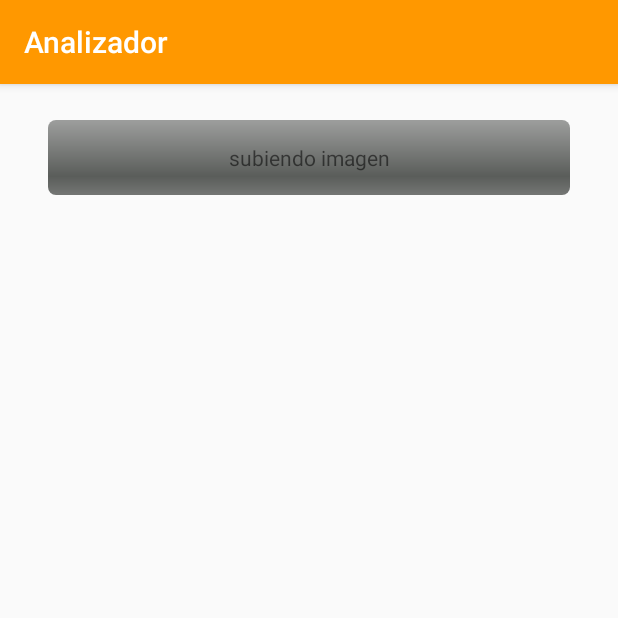
After one commit to ergio2000/Analizador, an Android app: the Analizar screen opened directly, with no data from a screen before it, on a phone screen of 412 x 824 dp, the top half of it. The commit adds this screen. Run offline under Robolectric (Android 15) with nearby library versions, the phone set to English and light mode, and no system bars; our stand-ins replace Firebase (no records; nobody signed in at launch, a user with empty details on screens opened directly); 2 statements that could not run were skipped.

Commit message:
REFACTORIZACION DE TOMAR FOTO Y SELECCIONAR FOTO. AHORA SE DEVUELVE SOLO LA RUTA LOCAL. EN ACTIVIDAD PRINCIPAL MAINACTIVITY SE CONTROLA EVENTO ONCLICK DE BOTON ANALIZAR SE CREA INTENT CON PARAMETRO RUTALOCAL Y SE ABRE ACTIVIDAD ANALIZAR ACTIVIDAD ANALIZAR RECIBE PARAMETRO RUTA LOCAL Y LO ALMACENA EN VARIABLE INTERNA FRAGMENTO ANALIZARFRAGMENT ACCEDE A RUTALOCAL DE ACTIVIDAD PADRE (ANALIZAR), LUEGO SUBE ARCHIVO A RUTA REMOTA, OBTIENE URI DE RUTA REMOTA

```diff
--- a/app/build.gradle
+++ b/app/build.gradle
@@ -1,4 +1,5 @@
 apply plugin: 'com.android.application'
+apply plugin: 'com.google.gms.google-services'
 
 android {
     compileSdkVersion 29
@@ -30,6 +31,7 @@ dependencies {
     implementation 'androidx.constraintlayout:constraintlayout:2.0.0'
     implementation 'com.google.android.material:material:1.1.0'
     implementation 'androidx.legacy:legacy-support-v4:1.0.0'
+    implementation 'androidx.lifecycle:lifecycle-extensions:2.2.0'
 
     //navigation
     def nav_version = "2.3.0"
@@ -39,6 +41,8 @@ dependencies {
     // navigation Feature module Support
     implementation "androidx.navigation:navigation-dynamic-features-fragment:$nav_version"
 
+    implementation 'com.google.firebase:firebase-database:19.3.0'
+    implementation 'com.google.firebase:firebase-storage:19.1.1'
     testImplementation 'junit:junit:4.12'
     androidTestImplementation 'androidx.test.ext:junit:1.1.1'
     androidTestImplementation 'androidx.test.espresso:espresso-core:3.2.0'
--- /dev/null
+++ b/app/src/main/java/pe/pucp/analizador/Analizar.java
@@ -0,0 +1,44 @@
+package pe.pucp.analizador;
+
+import androidx.appcompat.app.AppCompatActivity;
+
+import android.content.Intent;
+import android.os.Bundle;
+import android.util.Log;
+
+import pe.pucp.analizador.ui.analizar.AnalizarFragment;
+
+public class Analizar extends AppCompatActivity {
+
+    //propiedades
+    private String mRutaLocal="";
+    private boolean mAlmacenar=true;
+
+
+    //constructor
+
+    @Override
+    protected void onCreate(Bundle savedInstanceState) {
+        super.onCreate(savedInstanceState);
+        setContentView(R.layout.analizar_activity);
+        if (savedInstanceState == null) {
+            getSupportFragmentManager().beginTransaction()
+                    .replace(R.id.container, AnalizarFragment.newInstance())
+                    .commitNow();
+        }
+
+        Intent intent = getIntent ();
+        Bundle extras = intent.getExtras();
+        mRutaLocal=extras.getString("rutalocal");
+        mAlmacenar=extras.getBoolean("almacenar");
+        //Log.wtf("Analizar activity mRutaLocal",mRutaLocal);
+    }
+
+
+    //metodos
+
+    //AUXILIAR DE ACCESO A VARIABLE POR FRAGMENTOS HIJOS
+    public String getRutaLocal(){return mRutaLocal;}
+    public Boolean getAlmacenar(){return mAlmacenar;}
+
+}
--- /dev/null
+++ b/app/src/main/java/pe/pucp/analizador/ui/analizar/AnalizarFragment.java
@@ -0,0 +1,151 @@
+package pe.pucp.analizador.ui.analizar;
+
+import androidx.lifecycle.ViewModelProviders;
+
+import android.net.Uri;
+import android.os.Bundle;
+
+import androidx.annotation.NonNull;
+import androidx.annotation.Nullable;
+import androidx.fragment.app.Fragment;
+
+import android.util.Log;
+import android.view.LayoutInflater;
+import android.view.View;
+import android.view.ViewGroup;
+import android.widget.ProgressBar;
+import android.widget.TextView;
+
+import com.google.android.gms.tasks.OnFailureListener;
+import com.google.android.gms.tasks.OnSuccessListener;
+import com.google.android.gms.tasks.Task;
+import com.google.firebase.storage.FirebaseStorage;
+import com.google.firebase.storage.OnProgressListener;
+import com.google.firebase.storage.StorageReference;
+import com.google.firebase.storage.UploadTask;
+
+import java.io.File;
+
+import pe.pucp.analizador.Analizar;
+import pe.pucp.analizador.R;
+
+public class AnalizarFragment extends Fragment {
+
+    private boolean mAlmacenar=true;
+    //ruta local de imagen
+    String mRutaLocal="";
+    //ruta rmota de imagen
+    String mRutaRemota="";
+
+    ProgressBar progressBar;
+    TextView txtprogressBar;
+
+    private AnalizarViewModel mViewModel;
+
+    //almacenamiento
+    private StorageReference mStorageRef;
+
+    public static AnalizarFragment newInstance() {
+        return new AnalizarFragment();
+    }
+
+    @Nullable
+    @Override
+    public View onCreateView(@NonNull LayoutInflater inflater, @Nullable ViewGroup container,
+                             @Nullable Bundle savedInstanceState) {
+        View root= inflater.inflate(R.layout.main_fragment, container, false);
+
+        //Log.wtf("fragment analizar","ini");
+
+        //recibe parametros
+        Analizar miactividad = (Analizar) getActivity();
+        mRutaLocal=miactividad.getRutaLocal();
+        mAlmacenar=miactividad.getAlmacenar();
+        //Log.wtf("fragment analizar mRutaLocal",mRutaLocal);
+
+        progressBar = root.findViewById(R.id.progress_bar);
+        txtprogressBar = root.findViewById(R.id.progressBarinsideText);
+
+
+        //crea referencia a almacenamiento
+        mStorageRef = FirebaseStorage.getInstance().getReference();
+
+        //solicita almacenamiento de imagen
+        if(mAlmacenar==true)
+        {
+            almacenarImagen(mRutaLocal);
+        }
+
+        return root;
+    }
+
+    @Override
+    public void onActivityCreated(@Nullable Bundle savedInstanceState) {
+        super.onActivityCreated(savedInstanceState);
+        mViewModel = ViewModelProviders.of(this).get(AnalizarViewModel.class);
+        // TODO: Use the ViewModel
+    }
+
+private void almacenarImagen(String pRutaLocal)
+    {
+        //accede al archivo en disco
+        File filelocal= new File(pRutaLocal);
+        Uri file= Uri.fromFile( filelocal );
+
+        Log.wtf("almacenarImagen rutalocal",pRutaLocal);
+        progressBar.setVisibility(View.VISIBLE);
+        progressBar.setMax(100);
+        progressBar.setProgress(0);
+        txtprogressBar.setText("subiendo imagen");
+
+
+
+        try
+        {
+            //Log.wtf("almacenarImagen etapa","1");
+            //crea referencia del archivo local, en el almacenamiento remoto
+            StorageReference riversRef = mStorageRef.child("images/"+filelocal.getName());
+            //Log.wtf("almacenarImagen etapa","2");
+            //sube archivo local en el almacenamiento remoto
+            riversRef.putFile(file)
+                    .addOnProgressListener(new OnProgressListener<UploadTask.TaskSnapshot>() {
+                        @Override
+                        public void onProgress(@NonNull UploadTask.TaskSnapshot taskSnapshot) {
+                            double num=taskSnapshot.getBytesTransferred();
+                            double den=taskSnapshot.getTotalByteCount();
+                            double progress = taskSnapshot.getBytesTransferred()/taskSnapshot.getTotalByteCount()*100.0;
+                            double div=(num/den)*100.0;
+                            int porc=(int) div;
+                            progressBar.setProgress(porc);
+                            //Log.wtf("almacenarImagen etapa","progress "+ progress+" - " +num + " - " +den+ " - " + div  + " - " +porc );
+                        }
+                    })
+                    .addOnSuccessListener(new OnSuccessListener<UploadTask.TaskSnapshot>() {
+                        @Override
+                        public void onSuccess(UploadTask.TaskSnapshot taskSnapshot) {
+                            Log.wtf("almacenarImagen etapa","3");
+                            progressBar.setProgress(100);
+                            txtprogressBar.setText("imagen subida");
+
+                            Task<Uri> downUrl=taskSnapshot.getMetadata().getReference().getDownloadUrl();
+                            while(!downUrl.isComplete());
+                            Log.i("url:",downUrl.getResult().toString());
+
+                        }
+                    })
+                    .addOnFailureListener(new OnFailureListener() {
+                        @Override
+                        public void onFailure(@NonNull Exception e) {
+                            // Handle unsuccessful uploads
+                            // ...
+                            Log.wtf("almacenarImagen etapa","4");
+                            e.printStackTrace();
+                        }
+                    });
+        }
+        catch (Exception e){e.printStackTrace();}
+
+        Log.wtf("almacenarImagen etapa","5");
+    }
+
+}
--- /dev/null
+++ b/app/src/main/java/pe/pucp/analizador/ui/analizar/AnalizarViewModel.java
@@ -0,0 +1,7 @@
+package pe.pucp.analizador.ui.analizar;
+
+import androidx.lifecycle.ViewModel;
+
+public class AnalizarViewModel extends ViewModel {
+    // TODO: Implement the ViewModel
+}
--- /dev/null
+++ b/app/src/main/res/layout/analizar_activity.xml
@@ -0,0 +1,7 @@
+<?xml version="1.0" encoding="utf-8"?>
+<FrameLayout xmlns:android="http://schemas.android.com/apk/res/android"
+    xmlns:tools="http://schemas.android.com/tools"
+    android:id="@+id/container"
+    android:layout_width="match_parent"
+    android:layout_height="match_parent"
+    tools:context=".Analizar" />
--- /dev/null
+++ b/app/src/main/res/layout/main_fragment.xml
@@ -0,0 +1,58 @@
+<?xml version="1.0" encoding="utf-8"?>
+<androidx.constraintlayout.widget.ConstraintLayout xmlns:android="http://schemas.android.com/apk/res/android"
+    xmlns:app="http://schemas.android.com/apk/res-auto"
+    xmlns:tools="http://schemas.android.com/tools"
+    android:id="@+id/analizar"
+    android:layout_width="match_parent"
+    android:layout_height="match_parent"
+    android:orientation="vertical"
+    tools:context=".ui.analizar.AnalizarFragment">
+
+    <LinearLayout
+        android:layout_width="match_parent"
+        android:layout_height="match_parent"
+        android:orientation="vertical"
+        android:layout_marginStart="24dp"
+        android:layout_marginTop="16dp"
+        android:layout_marginEnd="24dp"
+
+        app:layout_constraintEnd_toEndOf="parent"
+        app:layout_constraintStart_toStartOf="parent"
+        app:layout_constraintTop_toTopOf="parent"
+        >
+
+        <RelativeLayout
+            android:layout_width="match_parent"
+            android:layout_height="wrap_content"
+            android:layout_marginStart="8dp"
+            android:layout_marginTop="8dp"
+            android:layout_marginEnd="8dp"
+            app:layout_constraintEnd_toEndOf="parent"
+            app:layout_constraintStart_toStartOf="parent"
+            app:layout_constraintTop_toTopOf="parent"
+            >
+            <ProgressBar
+                android:id="@+id/progress_bar"
+                style="@android:style/Widget.ProgressBar.Horizontal"
+                android:layout_width="match_parent"
+                android:layout_height="wrap_content"
+                android:max="100"
+                android:minWidth="50dp"
+                android:minHeight="50dp"
+                android:progress="1" />
+
+            <TextView
+                android:id="@+id/progressBarinsideText"
+                android:layout_width="wrap_content"
+                android:layout_height="wrap_content"
+                android:layout_alignParentLeft="true"
+                android:layout_alignParentRight="true"
+
+                android:layout_centerVertical="true"
+                android:text="mensaje"
+                android:textAlignment="center" />
+        </RelativeLayout>
+
+    </LinearLayout>
+
+</androidx.constraintlayout.widget.ConstraintLayout>
--- a/build.gradle
+++ b/build.gradle
@@ -6,6 +6,7 @@ buildscript {
     }
     dependencies {
         classpath "com.android.tools.build:gradle:4.0.1"
+        classpath 'com.google.gms:google-services:4.3.3'
 
         // NOTE: Do not place your application dependencies here; they belong
         // in the individual module build.gradle files
```
Also changed, not shown: app/src/main/AndroidManifest.xml (+13 -16 lines), app/src/main/java/pe/pucp/analizador/MainActivity.java (+25 -2 lines), app/src/main/java/pe/pucp/analizador/home.java (+71 -3 lines), 3 other files.
